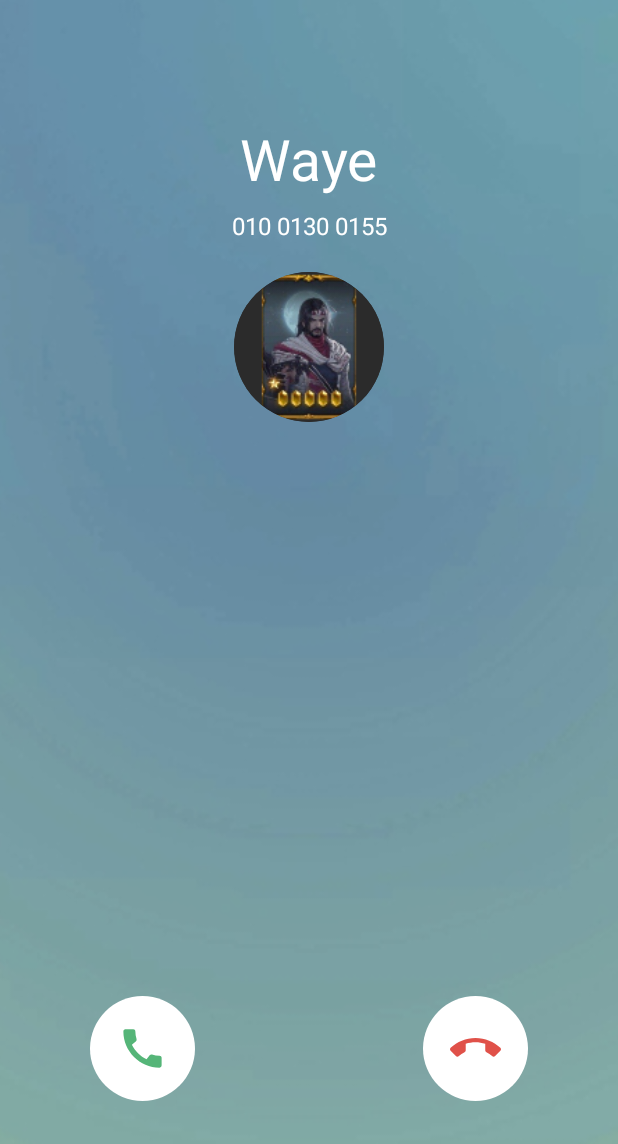
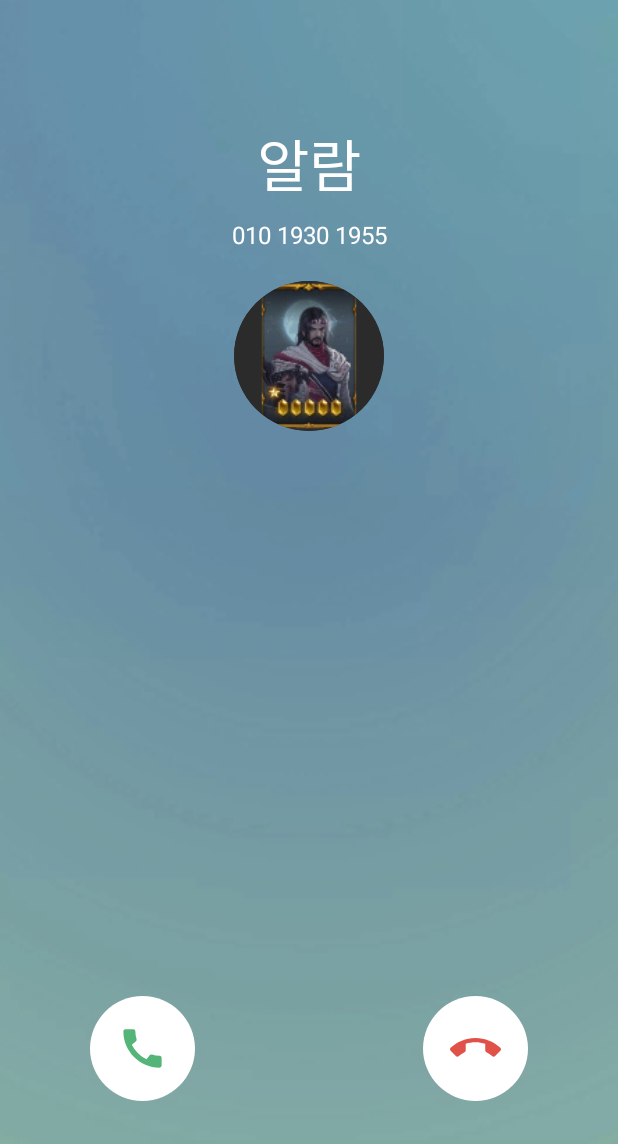
Before and after one commit to DevJaewoo/its-my-waye, an Android app: the FullscreenAlarmActivity screen opened directly, with no data from a screen before it, on a phone screen of 412 x 824 dp. Shown: the top 1144 px of the screen. Run offline under Robolectric (Android 15) with nearby library versions, the phone set to English and light mode, and no system bars.

Commit message:
전체화면 알람 기능 구현

```diff
--- a/app/src/main/java/com/devjaewoo/itsmywaye/AlarmManager.kt
+++ b/app/src/main/java/com/devjaewoo/itsmywaye/AlarmManager.kt
@@ -110,7 +110,9 @@ object AlarmManager {
             .setOngoing(true)
 
         if (fullscreen) {
-            val fullscreenIntent = Intent(ApplicationManager.applicationContext, FullscreenAlarmActivity::class.java)
+            val fullscreenIntent = Intent(ApplicationManager.applicationContext, FullscreenAlarmActivity::class.java).apply {
+                putExtra(EXTRA_ALARM_CONTENT, content)
+            }
             val fullscreenPendingIntent = PendingIntent.getActivity(ApplicationManager.applicationContext, 0, fullscreenIntent, PendingIntent.FLAG_UPDATE_CURRENT or PendingIntent.FLAG_IMMUTABLE)
 
             notificationBuilder
--- a/app/src/main/java/com/devjaewoo/itsmywaye/Constants.kt
+++ b/app/src/main/java/com/devjaewoo/itsmywaye/Constants.kt
@@ -41,6 +41,7 @@ const val ACTION_ALARM_ON: String = "com.devjaewoo.itsmywaye.extra.ACTION_ALARM_
 const val ACTION_ALARM_OFF: String = "com.devjaewoo.itsmywaye.extra.ACTION_ALARM_OFF"
 
 const val EXTRA_ITEM_INDEX: String = "com.devjaewoo.itsmywaye.extra.EXTRA_ITEM_INDEX"
+const val EXTRA_ALARM_CONTENT: String = "com.devjaewoo.itsmywaye.extra.EXTRA_ITEM_NAME"
 const val EXTRA_ALARM_URI: String = "com.devjaewoo.itsmywaye.extra.EXTRA_ALARM_URI"
 const val EXTRA_ALARM_VOLUME: String = "com.devjaewoo.itsmywaye.extra.EXTRA_ALARM_VOLUME"
 const val EXTRA_ALARM_VIBRATE: String = "com.devjaewoo.itsmywaye.extra.EXTRA_ALARM_VIBRATE"
--- a/app/src/main/java/com/devjaewoo/itsmywaye/FullscreenAlarmActivity.kt
+++ b/app/src/main/java/com/devjaewoo/itsmywaye/FullscreenAlarmActivity.kt
@@ -6,6 +6,7 @@ import androidx.appcompat.app.AppCompatActivity
 import android.os.Bundle
 import android.view.WindowManager
 import com.devjaewoo.itsmywaye.databinding.ActivityFullscreenAlarmBinding
+import java.util.*
 
 class FullscreenAlarmActivity : AppCompatActivity() {
 
@@ -25,6 +26,14 @@ class FullscreenAlarmActivity : AppCompatActivity() {
         }
 
         binding.ivLogo.clipToOutline = true
+
+        binding.tvItemName.text = intent.getStringExtra(EXTRA_ALARM_CONTENT) ?: "알람"
+        val calendar = Calendar.getInstance(TimeZone.getTimeZone("GMT+09:00"), Locale.KOREA)
+        val hour = calendar.get(Calendar.HOUR_OF_DAY).toString().padStart(2, '0')
+        val minute = calendar.get(Calendar.MINUTE).toString().padStart(2, '0')
+        val text = "010 $hour$minute ${hour}55"
+
+        binding.tvItemNumber.text = text
 
         binding.ibCallOk.setOnClickListener {
             finish()
```
